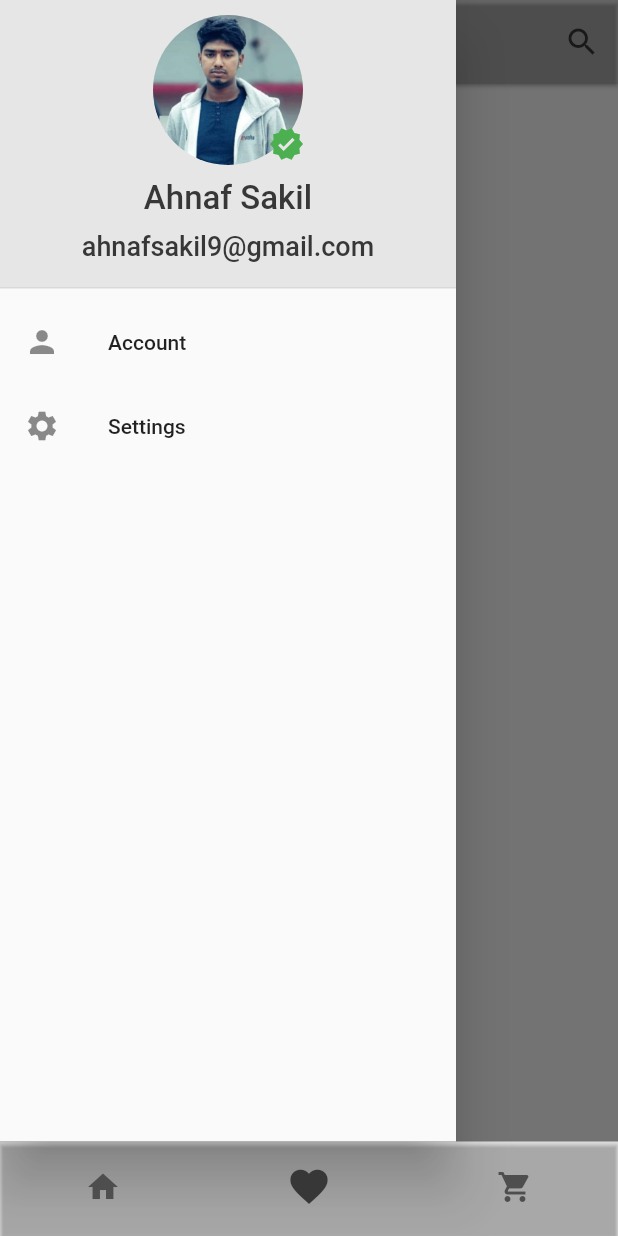
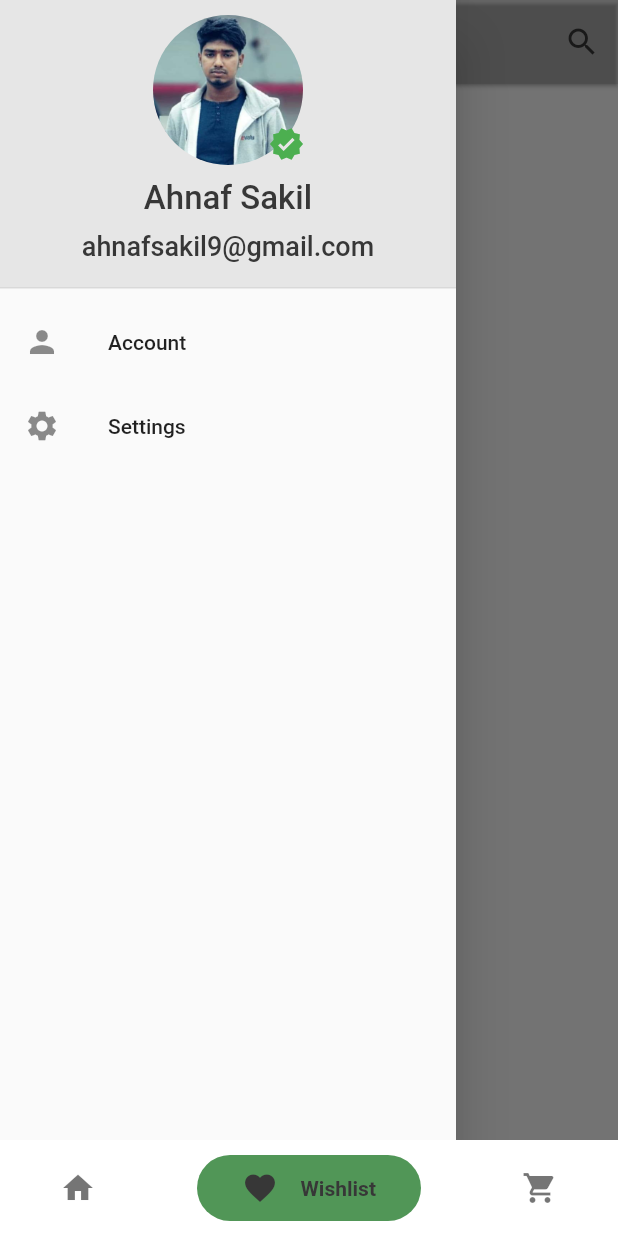
Before and after one commit to Ahnaf16/Dokan, a Flutter app: the Navibar screen opened directly, item 2 of the bottom bar chosen, in the side drawer, after a tap on the "menu" icon, on a phone screen of 412 x 824 dp. Run offline on Flutter 3.47's test engine with Material 2 defaults, Android fonts, the phone set to English and light mode, and no system bars; drawn by our look-alikes of google_nav_bar; our stand-ins replace firebase_auth, firebase_core, fluttertoast; accounts and stored records are empty.

Commit message:
Added Search bar and new navigation bar

```diff
--- a/lib/Screen/bottom_nevigetion/homepage.dart
+++ b/lib/Screen/bottom_nevigetion/homepage.dart
@@ -1,19 +1,34 @@
-import 'package:carousel_pro_nullsafety/carousel_pro_nullsafety.dart';
 import 'package:dokan/Properties/app_properties.dart';
 import 'package:flutter/material.dart';
 import '../../export.dart';
 
-class Homepage extends StatelessWidget {
+class Homepage extends StatefulWidget {
   const Homepage({Key? key}) : super(key: key);
+
+  @override
+  State<Homepage> createState() => _HomepageState();
+}
+
+class _HomepageState extends State<Homepage> {
+  TextEditingController searchbarControl = TextEditingController();
+  int _toggle = 0;
 
   @override
   Widget build(BuildContext context) {
     return Scaffold(
       backgroundColor: AppColor.appBackground,
       appBar: AppBar(
-        backgroundColor: AppColor.fillColorL,
-        elevation: 1,
-        leading: Builder(
+        backgroundColor: AppColor.appBackground,
+        elevation: 0,
+        automaticallyImplyLeading: false,
+        flexibleSpace: Container(
+          color: Colors.transparent,
+          child: Row(
+            mainAxisAlignment: MainAxisAlignment.spaceBetween,
+            children: [
+              Align(
+                alignment: Alignment.bottomLeft,
+                child: Builder(
                   builder: (context) {
                     return IconButton(
                       onPressed: () => Scaffold.of(context).openDrawer(),
@@ -24,44 +39,120 @@ class Homepage extends StatelessWidget {
                     );
                   },
                 ),
-        actions: [
-          IconButton(
-            onPressed: () {},
-            icon: const Icon(
-              Icons.search,
-              color: AppColor.appMainColor,
+              ),
+              Align(
+                alignment: (_toggle == 0)
+                    ? Alignment.bottomCenter
+                    : Alignment.bottomCenter + const Alignment(0, -.4),
+                child: AnimatedDefaultTextStyle(
+                  child: const Text('Dokan'),
+                  style: TextStyle(
+                      fontSize: (_toggle == 0) ? 30 : 20,
+                      color: AppColor.appMainColor),
+                  duration: const Duration(milliseconds: 200),
                 ),
               ),
-        ],
-      ),
-      body: SafeArea(
-        child: Padding(
-          padding: const EdgeInsets.symmetric(vertical: 10, horizontal: 5),
-          child: SizedBox(
-            height: 250,
-            width: MediaQuery.of(context).size.width,
-            child: Carousel(
-              dotSize: 5,
-              dotBgColor: Colors.transparent,
-              images: [
-                Image.network(
-                  'https://expertphotography.b-cdn.net/wp-content/uploads/2021/01/landscape-photography-10_reupload.jpeg',
-                  fit: BoxFit.cover,
-                ),
-                Image.network(
-                  'https://www.adobe.com/content/dam/cc/us/en/creative-cloud/photography/discover/landscape-photography/CODERED_B1_landscape_P2d_714x348.jpg.img.jpg',
-                  fit: BoxFit.cover,
-                ),
-                Image.network(
-                  'https://images.unsplash.com/photo-1611307742746-43cbea512c37?ixlib=rb-1.2.1&ixid=MnwxMjA3fDB8MHxzZWFyY2h8MXx8bmF0dXJlJTIwbGFuZHNjYXBlfGVufDB8fDB8fA%3D%3D&w=1000&q=80',
-                  fit: BoxFit.cover,
+              Align(
+                alignment: Alignment.bottomLeft,
+                child: searchBar(),
               ),
             ],
           ),
         ),
       ),
+      body: SafeArea(
+        child: Container(
+          color: Colors.transparent,
+        ),
       ),
       drawer: const CustomDrawer(),
     );
   }
+
+  //---------------------------searchbar--------------------------------------
+
+  Widget searchBar() {
+    return Stack(
+      children: [
+        AnimatedContainer(
+          duration: const Duration(milliseconds: 400),
+          height: 47,
+          width: (_toggle == 0) ? 45 : 380,
+          curve: Curves.easeOut,
+        ),
+        AnimatedPositioned(
+          duration: const Duration(milliseconds: 0),
+          child: AnimatedOpacity(
+            opacity: (_toggle == 1) ? 1 : 0,
+            duration: const Duration(milliseconds: 400),
+            curve: (_toggle == 1) ? Curves.elasticIn : Curves.easeOutQuart,
+            child: AnimatedContainer(
+              duration: const Duration(milliseconds: 200),
+              width: (_toggle == 0) ? 45 : 380,
+              child: Padding(
+                padding: const EdgeInsets.fromLTRB(0, 0, 10, 0),
+                child: TextField(
+                  controller: searchbarControl,
+                  style: const TextStyle(
+                    fontSize: 22,
+                  ),
+                  decoration: InputDecoration(
+                    contentPadding: const EdgeInsets.symmetric(
+                      horizontal: 40,
+                      vertical: 10,
+                    ),
+                    enabledBorder: OutlineInputBorder(
+                      borderRadius: BorderRadius.circular(15),
+                      borderSide: const BorderSide(
+                        color: AppColor.appMainColor,
+                        width: 1,
+                      ),
+                    ),
+                    focusedBorder: OutlineInputBorder(
+                      borderRadius: BorderRadius.circular(15),
+                      borderSide: const BorderSide(
+                        color: AppColor.appMainColor,
+                        width: 1,
+                      ),
+                    ),
+                    suffixIcon: IconButton(
+                      onPressed: () {
+                        setState(
+                          () {
+                            searchbarControl.clear();
+                          },
+                        );
+                      },
+                      icon: const Icon(
+                        Icons.close,
+                        color: AppColor.appMainColor,
+                      ),
+                    ),
+                  ),
+                ),
+              ),
+            ),
+          ),
+        ),
+        AnimatedPositioned(
+          child: IconButton(
+            onPressed: () {
+              setState(
+                () {
+                  if (_toggle == 0) {
+                    _toggle = 1;
+                  } else {
+                    _toggle = 0;
+                    searchbarControl.clear();
                   }
+                },
+              );
+            },
+            icon: Icon((_toggle == 0) ? Icons.search : Icons.arrow_back_ios),
+          ),
+          duration: const Duration(milliseconds: 350),
+        )
+      ],
+    );
+  }
+}
--- a/lib/Screen/bottom_nevigetion/nevigationbar.dart
+++ b/lib/Screen/bottom_nevigetion/nevigationbar.dart
@@ -1,4 +1,5 @@
 // ignore_for_file: prefer_const_constructors, prefer_const_literals_to_create_immutables
+import 'package:google_nav_bar/google_nav_bar.dart';
 
 import '../../export.dart';
 
@@ -10,7 +11,7 @@ class Navibar extends StatefulWidget {
 }
 
 class _NavibarState extends State<Navibar> {
-  var curentindex = 0;
+  var _curentindex = 0;
 
   final neviPages = [
     Homepage(),
@@ -18,52 +19,49 @@ class _NavibarState extends State<Navibar> {
     Cart(),
   ];
 
-  List<Widget> naviIcons = [
-    Icon(Icons.home),
-    Icon(Icons.favorite),
-    Icon(Icons.shopping_cart),
-  ];
-  List<String> naviLebels = [
-    'Home',
-    'Wishlist',
-    'Cart',
-  ];
-
   @override
   Widget build(BuildContext context) {
     return Scaffold(
-      body: neviPages[curentindex],
-      bottomNavigationBar: BottomNavigationBar(
-        backgroundColor: AppColor.fillColorL,
-        elevation: 1,
-        selectedItemColor: AppColor.appMainColor,
-        unselectedItemColor: Color(0xFF4E4E4E),
-        selectedFontSize: 15,
-        showUnselectedLabels: false,
-        selectedIconTheme: IconThemeData(size: 30),
-        showSelectedLabels: false,
-        currentIndex: curentindex,
-        items: [
-          BottomNavigationBarItem(
-            label: naviLebels[0],
-            icon: naviIcons[0],
-          ),
-          BottomNavigationBarItem(
-            label: naviLebels[1],
-            icon: naviIcons[1],
-          ),
-          BottomNavigationBarItem(
-            label: naviLebels[2],
-            icon: naviIcons[2],
-          ),
-        ],
-        onTap: (index) {
+      body: neviPages[_curentindex],
+      bottomNavigationBar: GNav(
+        gap: 15,
+        rippleColor: AppColor.fillColorL,
+        curve: Curves.easeInQuad,
+        duration: Duration(milliseconds: 400),
+        color: Colors.black54,
+        activeColor: AppColor.appMainColor,
+        tabBackgroundColor: AppColor.appSecColor,
+        padding: EdgeInsets.symmetric(
+          horizontal: 30,
+          vertical: 10,
+        ),
+        tabMargin: EdgeInsets.symmetric(
+          horizontal: 10,
+          vertical: 10,
+        ),
+        backgroundColor: AppColor.appBackground,
+        selectedIndex: _curentindex,
+        onTabChange: (index) {
           setState(
             () {
-              curentindex = index;
+              _curentindex = index;
             },
           );
         },
+        tabs: [
+          GButton(
+            icon: Icons.home,
+            text: 'Home',
+          ),
+          GButton(
+            icon: Icons.favorite,
+            text: 'Wishlist',
+          ),
+          GButton(
+            icon: Icons.shopping_cart,
+            text: 'Cart',
+          ),
+        ],
       ),
     );
   }
```
Lines whose indentation alone changed are shown as unchanged.
